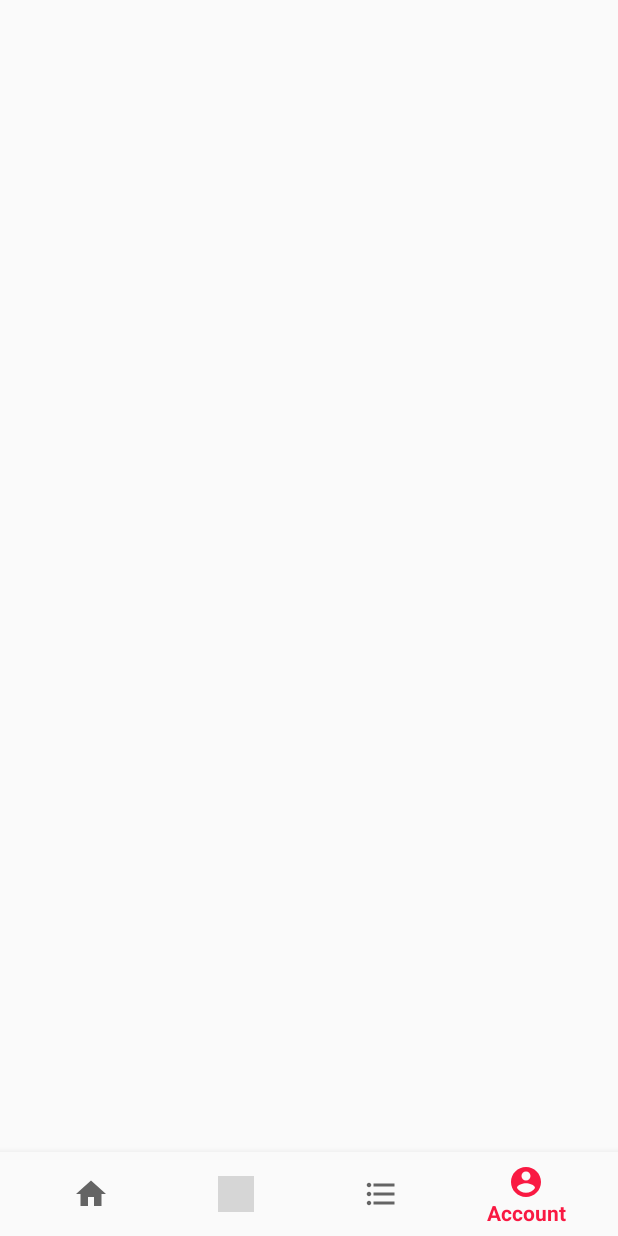
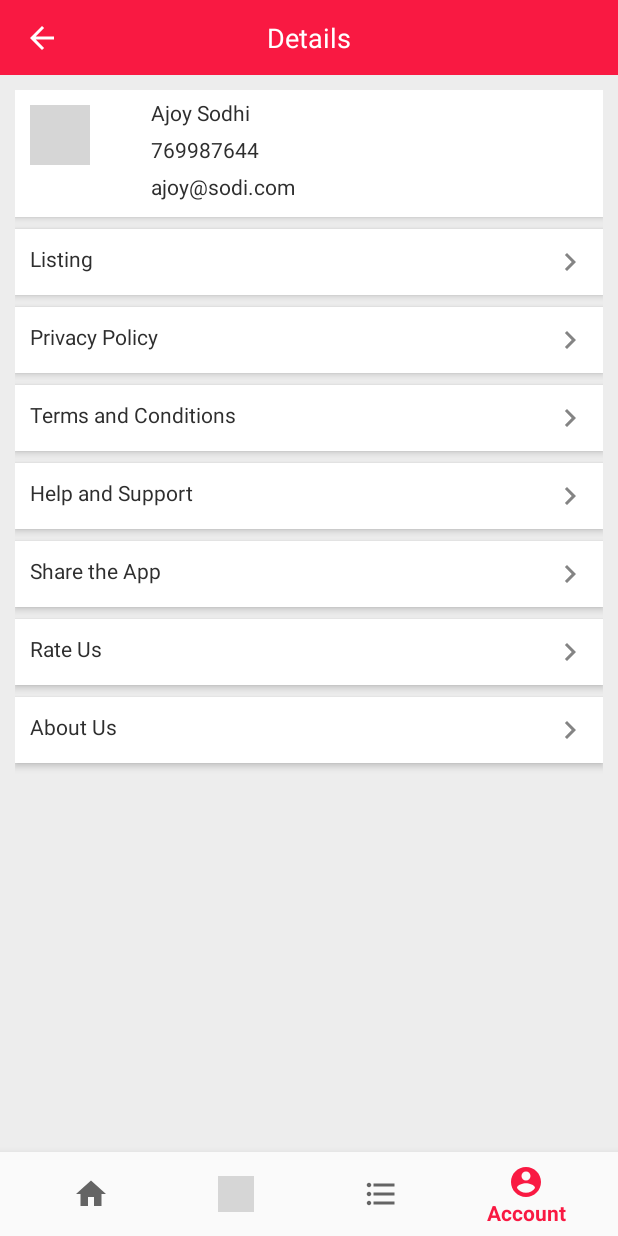
Before and after one commit to yaju1234/partha1, an Android app: the fragment AllFragment placed in its activity, item 4 of the bottom bar chosen, on a phone screen of 412 x 824 dp. Run offline under Robolectric (Android 15) with nearby library versions, the phone set to English and light mode, and no system bars; our stand-ins replace RxJava; libraries missing offline, so code that uses them is left out: com.facebook; 11 statements that could not run were skipped; grey boxes are pictures that could not be loaded.

Commit message:
kamal my account

```diff
--- a/app/src/main/java/com/oxilo/oioindia/retrofit/RetrofitFactory.java
+++ b/app/src/main/java/com/oxilo/oioindia/retrofit/RetrofitFactory.java
@@ -1,5 +1,4 @@
 package com.oxilo.oioindia.retrofit;
-
 import com.jakewharton.retrofit2.adapter.rxjava2.RxJava2CallAdapterFactory;
 import com.oxilo.oioindia.retrofit.MockInterceptor;
 
@@ -12,10 +11,6 @@ import okhttp3.Request;
 import okhttp3.Response;
 import retrofit2.Retrofit;
 import retrofit2.converter.gson.GsonConverterFactory;
-
-/**
- * Created by ManuelVivo on 03/10/15.
- */
 public class RetrofitFactory {
 
     public static Retrofit getAdapter()  {
--- a/app/src/main/java/com/oxilo/oioindia/view/activity/MainActivity.java
+++ b/app/src/main/java/com/oxilo/oioindia/view/activity/MainActivity.java
@@ -29,7 +29,12 @@ public class MainActivity extends AppCompatActivity implements MainFragment.OnFr
                     return true;
                 case R.id.navigation_dashboard:
                     return true;
-                case R.id.navigation_notifications:
+                case R.id.navigation_myaccuount:
+                    NavigationController navigationController = new NavigationController(MainActivity.this);
+                    navigationController.navigateToMyAccout();
+
+
+
                     return true;
                 case R.id.business_list:
                     return true;
--- a/app/src/main/java/com/oxilo/oioindia/view/common/NavigationController.java
+++ b/app/src/main/java/com/oxilo/oioindia/view/common/NavigationController.java
@@ -22,6 +22,7 @@ import android.support.v4.app.FragmentManager;
 
 import com.oxilo.oioindia.R;
 import com.oxilo.oioindia.view.activity.MainActivity;
+import com.oxilo.oioindia.view.fragments.AccountFragment;
 import com.oxilo.oioindia.view.fragments.BusinessDetailFragment;
 import com.oxilo.oioindia.view.fragments.BusinessListFragment;
 import com.oxilo.oioindia.view.fragments.LocationFragment;
@@ -106,7 +107,13 @@ public class NavigationController {
                 .addToBackStack(null)
                 .commitAllowingStateLoss();
     }
-
+    public void navigateToMyAccout() {
+        String tag = "repo" + "/"  + "/" + "main";
+        AccountFragment accountFragment =  AccountFragment.newInstance("city","adress");
+        fragmentManager.beginTransaction()
+                .replace(containerId, accountFragment,tag)
+                .commitAllowingStateLoss();
+    }
 //    public void navigateToUser(String login) {
 //        String tag = "user" + "/" + login;
 //        UserFragment userFragment = UserFragment.create(login);
--- /dev/null
+++ b/app/src/main/java/com/oxilo/oioindia/view/fragments/AccountFragment.java
@@ -0,0 +1,67 @@
+package com.oxilo.oioindia.view.fragments;
+import android.app.ProgressDialog;
+import android.os.Bundle;
+import android.support.annotation.Nullable;
+import android.support.v4.app.Fragment;
+import android.view.LayoutInflater;
+import android.view.View;
+import android.view.ViewGroup;
+import android.widget.TextView;
+
+import com.oxilo.oioindia.R;
+import com.oxilo.oioindia.databinding.FragmentBusinessDetailBinding;
+import java.util.HashMap;
+import java.util.Map;
+
+/**
+ * Created by kamal on 02/15/2018.
+ */
+
+public class AccountFragment extends Fragment implements View.OnClickListener {
+    // TODO: Rename parameter arguments, choose names that match
+    private static final String ARG_PARAM1 = "param1";
+    private static final String ARG_PARAM2 = "param2";
+
+    // TODO: Rename and change types of parameters
+    private String mParam1;
+    private String mParam2;
+    FragmentBusinessDetailBinding binding;
+    private Map<String, String> param = new HashMap<>();
+    public ProgressDialog prsDlg;
+    public AccountFragment() {
+    }
+
+
+    // TODO: Rename and change types and number of parameters
+    public static AccountFragment newInstance(String param1, String param2) {
+        AccountFragment fragment = new AccountFragment();
+        Bundle args = new Bundle();
+        args.putString(ARG_PARAM1, param1);
+        args.putString(ARG_PARAM2, param2);
+        fragment.setArguments(args);
+        return fragment;
+    }
+
+    @Override
+    public void onCreate(Bundle savedInstanceState) {
+        super.onCreate(savedInstanceState);
+        if (getArguments() != null) {
+            mParam1 = getArguments().getString(ARG_PARAM1);
+            mParam2 = getArguments().getString(ARG_PARAM2);
+        }
+    }
+
+    @Override
+    public View onCreateView(LayoutInflater inflater, ViewGroup container, Bundle savedInstanceState) {
+
+        View v = inflater.inflate(R.layout.fragment_my_account, null, false);
+
+        return v;
+
+    }
+
+    @Override
+    public void onClick(View v) {
+
+    }
+}
--- /dev/null
+++ b/app/src/main/java/com/oxilo/oioindia/viewmodal/MyAccountViewModal.java
@@ -0,0 +1,72 @@
+package com.oxilo.oioindia.viewmodal;
+
+import android.app.Application;
+import android.arch.lifecycle.AndroidViewModel;
+import android.arch.lifecycle.ViewModel;
+import android.arch.lifecycle.ViewModelProvider;
+import android.databinding.ObservableBoolean;
+import android.support.annotation.NonNull;
+import android.util.Log;
+import android.view.View;
+
+import com.oxilo.oioindia.modal.CityResponse;
+import com.oxilo.oioindia.repositary.main.MainRequestManager;
+import com.oxilo.oioindia.view.CallAnotherActivityNavigator;
+
+import io.reactivex.Observable;
+
+
+/**
+ * Created by nikk on 13/10/17.
+ */
+
+public class MyAccountViewModal extends AndroidViewModel {
+
+
+    Application application;
+    public ObservableBoolean enable = new ObservableBoolean();
+    private CallAnotherActivityNavigator navigator;
+
+    public MyAccountViewModal(Application application, CallAnotherActivityNavigator navigator) {
+        super(application);
+        this.application = application;
+        this.navigator = navigator;
+    }
+
+    public Observable<CityResponse> getSubCategory(String serviceid){
+        return MainRequestManager.getInstance(application.getApplicationContext()).getCity();
+    }
+    public void launchRegisterActivity(){
+        navigator.callActivity();
+    }
+
+
+
+    public void onProfileImageClicked(View view) {
+        Log.e("ViewModel", "profile Clicked");
+    }
+
+    /**
+     * A creator is used to inject the product ID into the ViewModel
+     * <p>
+     * This creator is to showcase how to inject dependencies into ViewModels. It's not
+     * actually necessary in this case, as the product ID can be passed in a public method.
+     */
+    public static class Factory extends ViewModelProvider.NewInstanceFactory {
+
+        @NonNull
+        private final Application mApplication;
+        CallAnotherActivityNavigator navigator;
+
+        public Factory( Application application,CallAnotherActivityNavigator navigator) {
+            mApplication = application;
+            this.navigator = navigator;
+        }
+
+        @Override
+        public <T extends ViewModel> T create(Class<T> modelClass) {
+            //noinspection unchecked
+            return (T) new MyAccountViewModal(mApplication,navigator);
+        }
+    }
+}
--- /dev/null
+++ b/app/src/main/res/drawable/ic_chevron_right_black_24dp.xml
@@ -0,0 +1,9 @@
+<vector xmlns:android="http://schemas.android.com/apk/res/android"
+        android:width="24dp"
+        android:height="24dp"
+        android:viewportWidth="24.0"
+        android:viewportHeight="24.0">
+    <path
+        android:fillColor="#848484"
+        android:pathData="M10,6L8.59,7.41 13.17,12l-4.58,4.59L10,18l6,-6z"/>
+</vector>
--- a/app/src/main/res/layout/activity_main.xml
+++ b/app/src/main/res/layout/activity_main.xml
@@ -13,7 +13,8 @@
         android:layout_height="match_parent"
         app:layout_constraintBottom_toTopOf="@+id/navigation"
         app:layout_constraintLeft_toLeftOf="parent"
-        app:layout_constraintTop_toTopOf="parent" />
+        app:layout_constraintTop_toTopOf="parent"
+        app:layout_constraintVertical_bias="0.0" />
 
     <android.support.design.widget.BottomNavigationView
         android:id="@+id/navigation"
--- /dev/null
+++ b/app/src/main/res/layout/fragment_my_account.xml
@@ -0,0 +1,240 @@
+<LinearLayout xmlns:android="http://schemas.android.com/apk/res/android"
+        xmlns:app="http://schemas.android.com/apk/res-auto"
+        android:layout_width="match_parent"
+        android:layout_height="match_parent"
+        android:orientation="vertical">
+
+        <android.support.design.widget.AppBarLayout
+            android:id="@+id/appbar"
+            android:layout_width="match_parent"
+            android:layout_height="50dp"
+            android:theme="@style/ThemeOverlay.AppCompat.Dark.ActionBar">
+
+            <android.support.design.widget.CollapsingToolbarLayout
+                android:id="@+id/collapsing_toolbar"
+                android:layout_width="match_parent"
+                android:layout_height="match_parent"
+                app:layout_scrollFlags="scroll|exitUntilCollapsed">
+
+                <RelativeLayout
+                    android:layout_width="match_parent"
+                    android:layout_height="wrap_content">
+
+                    <android.support.v7.widget.Toolbar
+                        android:id="@+id/toolbar"
+                        android:layout_width="match_parent"
+                        android:layout_height="?attr/actionBarSize"
+                        android:background="@color/colorPrimary"
+                        app:layout_collapseMode="pin"
+                        app:navigationIcon="?attr/homeAsUpIndicator"
+                        app:popupTheme="@style/ThemeOverlay.AppCompat.Light" />
+
+                    <TextView
+                        style="@style/Base.TextAppearance.AppCompat.Medium"
+                        android:layout_width="wrap_content"
+                        android:layout_height="wrap_content"
+                        android:layout_centerInParent="true"
+                        android:text="Details"
+                        android:textColor="@color/white" />
+                </RelativeLayout>
+
+
+            </android.support.design.widget.CollapsingToolbarLayout>
+
+        </android.support.design.widget.AppBarLayout>
+
+
+        <ScrollView xmlns:android="http://schemas.android.com/apk/res/android"
+            xmlns:tools="http://schemas.android.com/tools"
+            android:layout_width="match_parent"
+            android:layout_height="match_parent"
+            android:background="#ededed"
+            tools:context="com.oxilo.oioindia.view.fragments.AccountFragment">
+
+            <LinearLayout
+                android:layout_width="match_parent"
+                android:layout_height="match_parent"
+                android:layout_margin="10dp"
+                android:orientation="vertical">
+                <android.support.v7.widget.CardView
+                    android:layout_width="match_parent"
+                    android:layout_height="wrap_content"
+                    app:cardElevation="3dp"
+                    app:cardBackgroundColor="@color/cardview_light_background"
+                    app:cardCornerRadius="0dp"
+                    >
+                    <LinearLayout
+                        android:layout_width="match_parent"
+                        android:layout_height="wrap_content"
+                        android:orientation="horizontal">
+                        <LinearLayout
+                            android:layout_width="0dp"
+                            android:layout_weight="1"
+                            android:layout_margin="10dp"
+                            android:layout_height="wrap_content"
+                            android:layout_gravity="center|top">
+                            <ImageView
+                                android:layout_width="40dp"
+                                android:layout_height="40dp"
+                                android:src="@drawable/com_facebook_profile_picture_blank_portrait"/>
+                        </LinearLayout>
+                        <LinearLayout
+                            android:layout_width="0dp"
+                            android:layout_weight="5"
+                            android:layout_margin="5dp"
+                            android:layout_height="wrap_content"
+                            android:orientation="vertical">
+                            <TextView
+                                android:layout_width="match_parent"
+                                android:layout_height="wrap_content"
+                                android:text="Ajoy Sodhi"
+                                android:paddingLeft="5dp"
+                                android:textColor="#2e2e2e"/>
+                            <TextView
+                                android:layout_width="match_parent"
+                                android:layout_height="wrap_content"
+                                android:text="769987644"
+                                android:paddingTop="5dp"
+                                android:paddingLeft="5dp"
+                                android:textColor="#2e2e2e"/>
+                            <TextView
+                                android:layout_width="match_parent"
+                                android:layout_height="wrap_content"
+                                android:text="ajoy@sodi.com"
+                                android:paddingLeft="5dp"
+                                android:paddingTop="5dp"
+                                android:paddingBottom="5dp"
+                                android:textColor="#2e2e2e"/>
+                        </LinearLayout>
+
+
+                    </LinearLayout>
+
+                </android.support.v7.widget.CardView>
+                <android.support.v7.widget.CardView
+                    android:layout_width="match_parent"
+                    android:layout_height="wrap_content"
+                    app:cardElevation="3dp"
+                    android:layout_marginTop="8dp"
+                    android:layout_marginBottom="8dp"
+                    app:cardBackgroundColor="@color/cardview_light_background"
+                    app:cardCornerRadius="0dp"
+                    >
+                    <TextView
+                        android:layout_width="match_parent"
+                        android:layout_height="wrap_content"
+                        android:text="Listing"
+                        android:textSize="14sp"
+                        android:drawableRight="@drawable/ic_chevron_right_black_24dp"
+                        android:textColor="#2e2e2e"
+                        android:padding="10dp"/>
+                </android.support.v7.widget.CardView>
+                <android.support.v7.widget.CardView
+                    android:layout_width="match_parent"
+                    android:layout_height="wrap_content"
+                    app:cardElevation="3dp"
+                    android:layout_marginBottom="8dp"
+                    app:cardBackgroundColor="@color/cardview_light_background"
+                    app:cardCornerRadius="0dp"
+                    >
+                    <TextView
+                        android:layout_width="match_parent"
+                        android:layout_height="wrap_content"
+                        android:text="Privacy Policy"
+                        android:textSize="14sp"
+                        android:drawableRight="@drawable/ic_chevron_right_black_24dp"
+                        android:textColor="#2e2e2e"
+                        android:padding="10dp"/>
+                </android.support.v7.widget.CardView>
+                <android.support.v7.widget.CardView
+                    android:layout_width="match_parent"
+                    android:layout_height="wrap_content"
+                    app:cardElevation="3dp"
+                    android:layout_marginBottom="8dp"
+                    app:cardBackgroundColor="@color/cardview_light_background"
+                    app:cardCornerRadius="0dp"
+                    >
+                    <TextView
+                        android:layout_width="match_parent"
+                        android:layout_height="wrap_content"
+                        android:text="Terms and Conditions"
+                        android:textSize="14sp"
+                        android:drawableRight="@drawable/ic_chevron_right_black_24dp"
+                        android:textColor="#2e2e2e"
+                        android:padding="10dp"/>
+                </android.support.v7.widget.CardView>
+                <android.support.v7.widget.CardView
+                    android:layout_width="match_parent"
+                    android:layout_height="wrap_content"
+                    app:cardElevation="3dp"
+                    android:layout_marginBottom="8dp"
+                    app:cardBackgroundColor="@color/cardview_light_background"
+                    app:cardCornerRadius="0dp"
+                    >
+                    <TextView
+                        android:layout_width="match_parent"
+                        android:layout_height="wrap_content"
+                        android:text="Help and Support"
+                        android:textSize="14sp"
+                        android:drawableRight="@drawable/ic_chevron_right_black_24dp"
+                        android:textColor="#2e2e2e"
+                        android:padding="10dp"/>
+                </android.support.v7.widget.CardView>
+                <android.support.v7.widget.CardView
+                    android:layout_width="match_parent"
+                    android:layout_height="wrap_content"
+                    app:cardElevation="3dp"
+                    android:layout_marginBottom="8dp"
+                    app:cardBackgroundColor="@color/cardview_light_background"
+                    app:cardCornerRadius="0dp"
+                    >
+                    <TextView
+                        android:layout_width="match_parent"
+                        android:layout_height="wrap_content"
+                        android:text="Share the App"
+                        android:textSize="14sp"
+                        android:drawableRight="@drawable/ic_chevron_right_black_24dp"
+                        android:textColor="#2e2e2e"
+                        android:padding="10dp"/>
+                </android.support.v7.widget.CardView>
+                <android.support.v7.widget.CardView
+                    android:layout_width="match_parent"
+                    android:layout_height="wrap_content"
+                    app:cardElevation="3dp"
+                    android:layout_marginBottom="8dp"
+                    app:cardBackgroundColor="@color/cardview_light_background"
+                    app:cardCornerRadius="0dp"
+                    >
+                    <TextView
+                        android:layout_width="match_parent"
+                        android:layout_height="wrap_content"
+                        android:text="Rate Us"
+                        android:textSize="14sp"
+                        android:drawableRight="@drawable/ic_chevron_right_black_24dp"
+                        android:textColor="#2e2e2e"
+                        android:padding="10dp"/>
+                </android.support.v7.widget.CardView>
+                <android.support.v7.widget.CardView
+                    android:layout_width="match_parent"
+                    android:layout_height="wrap_content"
+                    app:cardElevation="3dp"
+                    android:layout_marginBottom="8dp"
+                    app:cardBackgroundColor="@color/cardview_light_background"
+                    app:cardCornerRadius="0dp"
+                    >
+                    <TextView
+                        android:layout_width="match_parent"
+                        android:layout_height="wrap_content"
+                        android:text="About Us"
+                        android:textSize="14sp"
+                        android:drawableRight="@drawable/ic_chevron_right_black_24dp"
+                        android:textColor="#2e2e2e"
+                        android:padding="10dp"/>
+                </android.support.v7.widget.CardView>
+            </LinearLayout>
+
+        </ScrollView>
+
+
+
+    </LinearLayout>
--- a/app/src/main/res/menu/navigation.xml
+++ b/app/src/main/res/menu/navigation.xml
@@ -18,7 +18,7 @@
         android:title="@string/business_list" />
 
     <item
-        android:id="@+id/navigation_notifications"
+        android:id="@+id/navigation_myaccuount"
         android:icon="@drawable/ic_account_circle_black_24dp"
         android:title="@string/title_notifications" />
 
```
